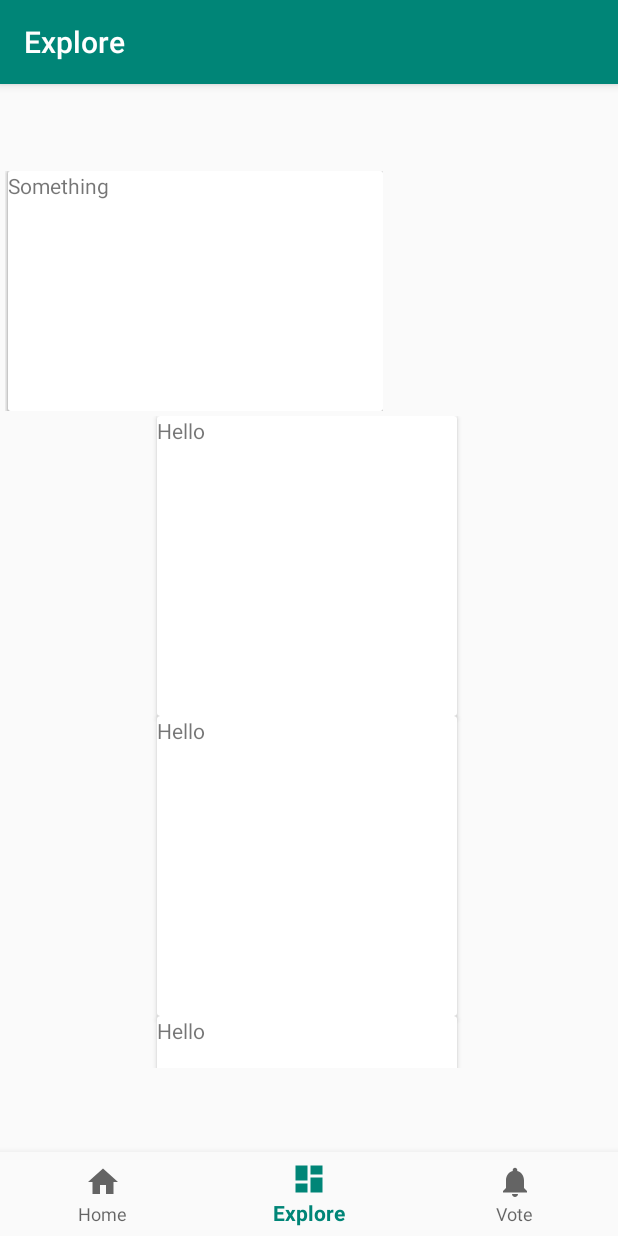
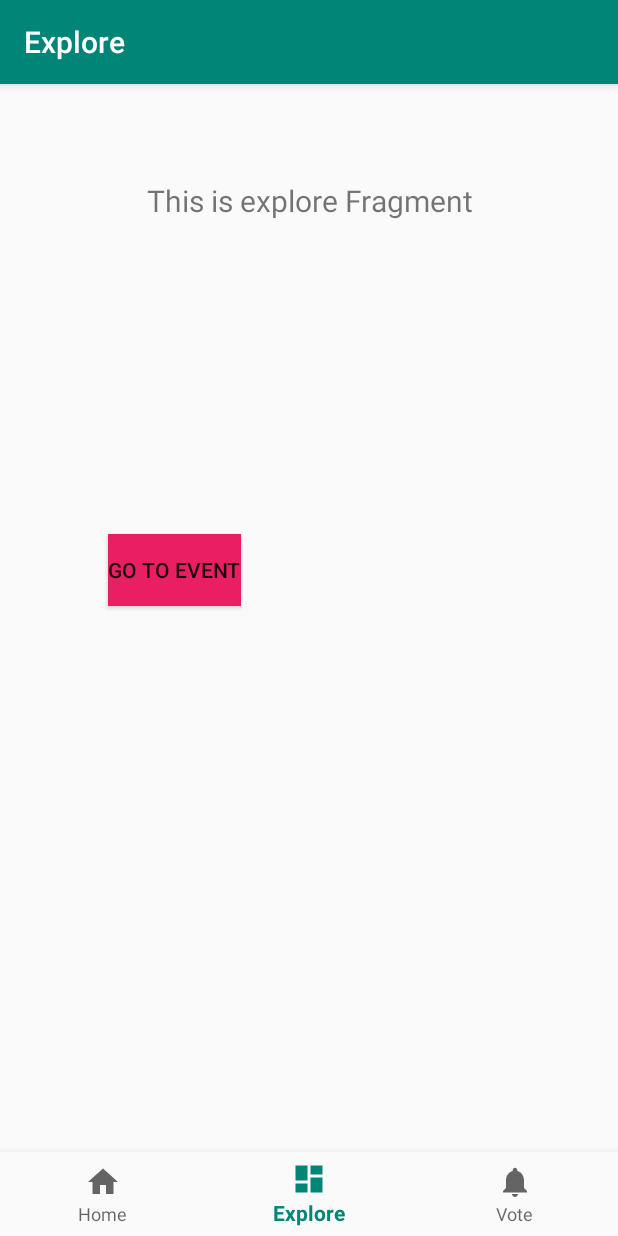
Before and after one commit to Glasgow19/team-3, an Android app: the DashboardFragment screen opened through its navigation route, on a phone screen of 412 x 824 dp. Run offline under Robolectric (Android 15) with nearby library versions, the phone set to English and light mode, and no system bars; our stand-ins replace navigation-ui.

Commit message:
created explore screen not yet implemented

```diff
--- a/Actify/app/src/main/java/com/example/actify/ui/dashboard/DashboardFragment.kt
+++ b/Actify/app/src/main/java/com/example/actify/ui/dashboard/DashboardFragment.kt
@@ -22,6 +22,10 @@ class DashboardFragment : Fragment() {
         dashboardViewModel =
             ViewModelProviders.of(this).get(DashboardViewModel::class.java)
         val root = inflater.inflate(R.layout.fragment_dashboard, container, false)
+        val textView: TextView = root.findViewById(R.id.text_dashboard)
+        dashboardViewModel.text.observe(this, Observer {
+            textView.text = it
+        })
         return root
     }
 }
--- a/Actify/app/src/main/res/layout/fragment_dashboard.xml
+++ b/Actify/app/src/main/res/layout/fragment_dashboard.xml
@@ -1,99 +1,37 @@
 <?xml version="1.0" encoding="utf-8"?>
 <androidx.constraintlayout.widget.ConstraintLayout xmlns:android="http://schemas.android.com/apk/res/android"
     xmlns:app="http://schemas.android.com/apk/res-auto"
-    xmlns:tools="http://schemas.android.com/tools"
     android:layout_width="match_parent"
-    android:layout_height="match_parent"
-    xmlns:card_view="http://schemas.android.com/apk/res-auto">
+    android:layout_height="match_parent">
 
-    <HorizontalScrollView
-        android:id="@+id/horizontalScrollView"
-        android:layout_width="410dp"
-        android:layout_height="164dp"
-        android:scrollbars="none"
+    <TextView
+        android:id="@+id/text_dashboard"
+        android:layout_width="match_parent"
+        android:layout_height="wrap_content"
+        android:layout_marginStart="8dp"
+        android:layout_marginTop="8dp"
+        android:layout_marginEnd="8dp"
+        android:textAlignment="center"
+        android:textSize="20sp"
         app:layout_constraintEnd_toEndOf="parent"
         app:layout_constraintStart_toStartOf="parent"
-        app:layout_constraintTop_toTopOf="parent">
+        app:layout_constraintTop_toTopOf="parent" />
 
-        <RelativeLayout
-            android:layout_width="wrap_content"
-            android:layout_height="match_parent"
-            android:gravity="center"
-            android:padding="2dp">
+    //temporary button will be removed
+    // explore page
 
-            <androidx.cardview.widget.CardView
-                android:layout_width="250dp"
-                android:layout_height="match_parent"
-                android:layout_marginStart="2dp"
-                android:padding="2dp">
-
-                <TextView
-                    android:layout_width="match_parent"
-                    android:layout_height="match_parent"
-                    android:text="Hello" />
-            </androidx.cardview.widget.CardView>
-
-            <androidx.cardview.widget.CardView
-                android:layout_width="250dp"
-                android:layout_height="match_parent"
-                android:layout_marginStart="2dp"
-                android:padding="2dp">
-
-                <TextView
-                    android:layout_width="match_parent"
-                    android:layout_height="match_parent"
-                    android:text="Something" />
-            </androidx.cardview.widget.CardView>
-        </RelativeLayout>
-    </HorizontalScrollView>
-
-    <ScrollView
-        android:layout_width="419dp"
-        android:layout_height="436dp"
-        app:layout_constraintTop_toBottomOf="@+id/horizontalScrollView">
-
-        <LinearLayout
-            android:layout_width="409dp"
-            android:layout_height="437dp"
-            android:layout_marginTop="1dp"
-            android:orientation="vertical"
-            app:layout_constraintTop_toBottomOf="@+id/horizontalScrollView"
-            card_view:layout_constraintEnd_toEndOf="parent"
-            card_view:layout_constraintStart_toStartOf="parent">
-
-            <androidx.cardview.widget.CardView
-                android:layout_width="200dp"
-                android:layout_height="200dp"
-                android:layout_gravity="center">
-
-                <TextView
-                    android:layout_width="match_parent"
-                    android:layout_height="match_parent"
-                    android:text="Hello" />
-            </androidx.cardview.widget.CardView>
-
-            <androidx.cardview.widget.CardView
-                android:layout_width="200dp"
-                android:layout_height="200dp"
-                android:layout_gravity="center">
-
-                <TextView
-                    android:layout_width="match_parent"
-                    android:layout_height="match_parent"
-                    android:text="Hello" />
-            </androidx.cardview.widget.CardView>
-
-            <androidx.cardview.widget.CardView
-                android:layout_width="200dp"
-                android:layout_height="200dp"
-                android:layout_gravity="center">
-
-                <TextView
-                    android:layout_width="match_parent"
-                    android:layout_height="match_parent"
-                    android:text="Hello" />
-            </androidx.cardview.widget.CardView>
-        </LinearLayout>
-    </ScrollView>
+    <Button
+        android:id="@+id/random_button"
+        android:layout_width="wrap_content"
+        android:layout_height="wrap_content"
+        android:layout_marginEnd="180dp"
+        android:layout_marginBottom="212dp"
+        android:background="#E91E63"
+        android:onClick="gotoevent"
+        android:text="go to event"
+        app:layout_constraintBottom_toBottomOf="parent"
+        app:layout_constraintEnd_toEndOf="parent"
+        app:layout_constraintStart_toStartOf="parent"
+        app:layout_constraintTop_toBottomOf="@+id/text_dashboard" />
 
 </androidx.constraintlayout.widget.ConstraintLayout>
```
